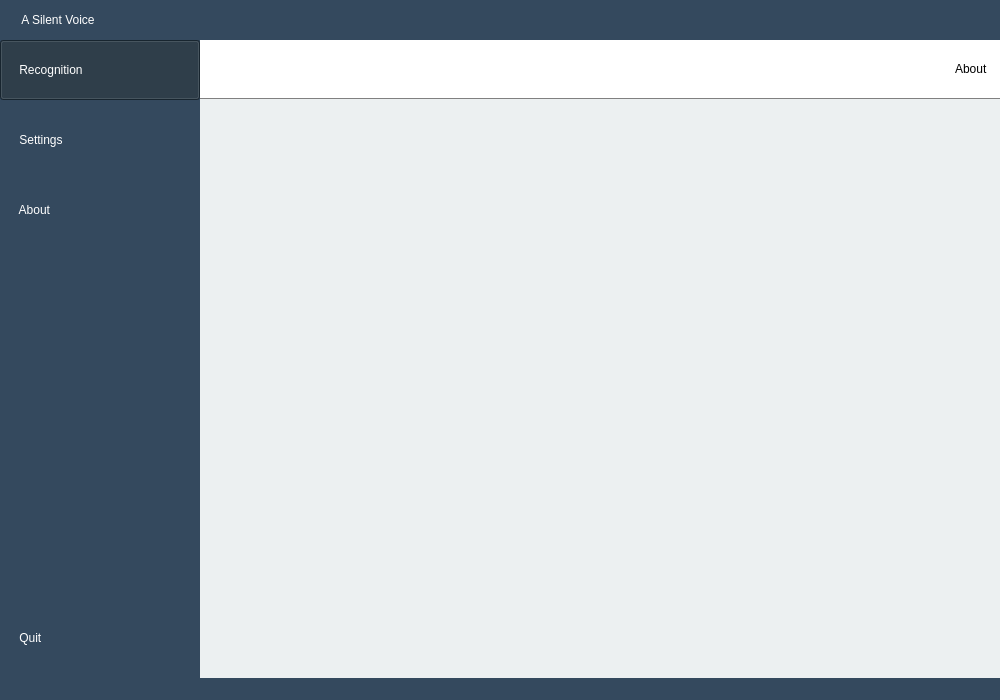
jjjimenez100/A-Silent-Voice, file Modules/UserInterface/main_window.ui: the form before one commit.
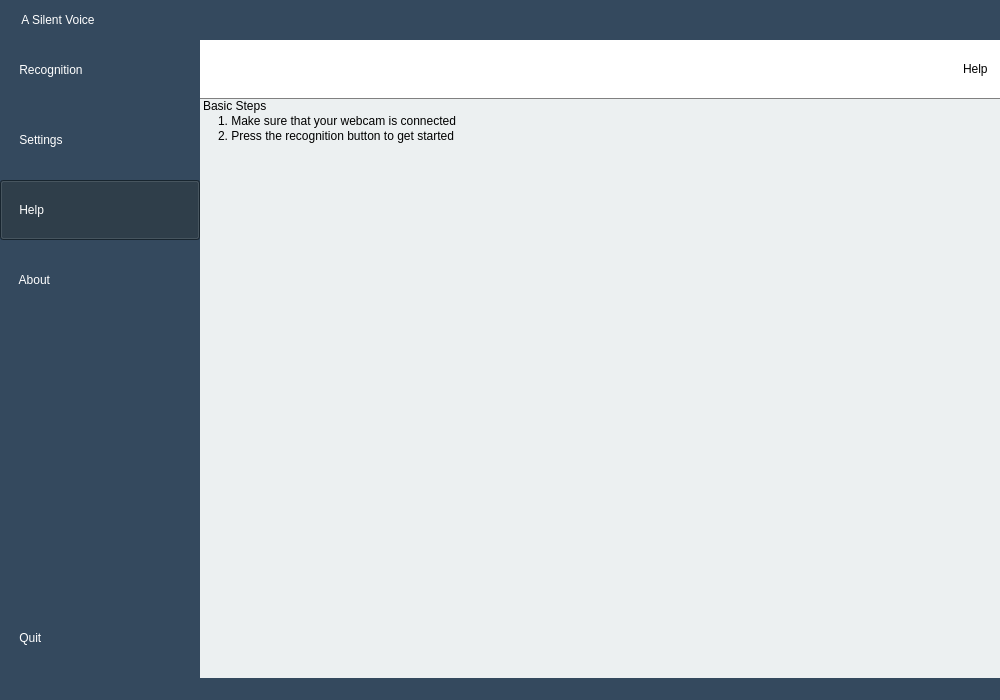
The form after the commit. The open tabs and pages were chosen to show the change. Icons and pictures are not drawn.

The edit to the form file:
```diff
--- a/Modules/UserInterface/main_window.ui
+++ b/Modules/UserInterface/main_window.ui
@@ -282,7 +282,7 @@
              <bool>true</bool>
             </property>
             <property name="checked">
-             <bool>true</bool>
+             <bool>false</bool>
             </property>
             <property name="autoExclusive">
              <bool>true</bool>
@@ -341,6 +341,55 @@
             </property>
            </widget>
           </item>
+          <item>
+           <widget class="QPushButton" name="helpButton">
+            <property name="minimumSize">
+             <size>
+              <width>200</width>
+              <height>60</height>
+             </size>
+            </property>
+            <property name="maximumSize">
+             <size>
+              <width>200</width>
+              <height>60</height>
+             </size>
+            </property>
+            <property name="styleSheet">
+             <string notr="true">color: rgb(255, 255, 255);
+font: 14pt &quot;Trebuchet MS&quot;;
+background-color: rgb(34, 52, 66);
+alternate-background-color: rgb(34, 52, 66);
+Text-align: left;
+padding-left: 15px</string>
+            </property>
+            <property name="text">
+             <string> Help</string>
+            </property>
+            <property name="icon">
+             <iconset resource="iconpack.qrc">
+              <normaloff>:/White Icons/Icons/information.png</normaloff>:/White Icons/Icons/information.png</iconset>
+            </property>
+            <property name="iconSize">
+             <size>
+              <width>35</width>
+              <height>35</height>
+             </size>
+            </property>
+            <property name="checkable">
+             <bool>true</bool>
+            </property>
+            <property name="checked">
+             <bool>true</bool>
+            </property>
+            <property name="autoExclusive">
+             <bool>true</bool>
+            </property>
+            <property name="flat">
+             <bool>true</bool>
+            </property>
+           </widget>
+          </item>
           <item>
            <widget class="QPushButton" name="aboutButton">
             <property name="minimumSize">
@@ -1344,6 +1393,149 @@
               </item>
              </layout>
             </widget>
+            <widget class="QWidget" name="helpPage">
+             <layout class="QVBoxLayout" name="verticalLayout_9">
+              <property name="spacing">
+               <number>0</number>
+              </property>
+              <property name="leftMargin">
+               <number>0</number>
+              </property>
+              <property name="topMargin">
+               <number>0</number>
+              </property>
+              <property name="rightMargin">
+               <number>0</number>
+              </property>
+              <property name="bottomMargin">
+               <number>0</number>
+              </property>
+              <item>
+               <widget class="QFrame" name="horizontalFrame">
+                <property name="minimumSize">
+                 <size>
+                  <width>0</width>
+                  <height>59</height>
+                 </size>
+                </property>
+                <property name="maximumSize">
+                 <size>
+                  <width>16777215</width>
+                  <height>59</height>
+                 </size>
+                </property>
+                <property name="styleSheet">
+                 <string notr="true">border-bottom: 1.3px solid gray;
+background: white;</string>
+                </property>
+                <layout class="QHBoxLayout" name="helpHeader">
+                 <item>
+                  <spacer name="horizontalSpacer_7">
+                   <property name="orientation">
+                    <enum>Qt::Horizontal</enum>
+                   </property>
+                   <property name="sizeHint" stdset="0">
+                    <size>
+                     <width>40</width>
+                     <height>20</height>
+                    </size>
+                   </property>
+                  </spacer>
+                 </item>
+                 <item>
+                  <widget class="QLabel" name="label_21">
+                   <property name="styleSheet">
+                    <string notr="true">border:0</string>
+                   </property>
+                   <property name="text">
+                    <string>&lt;html&gt;&lt;head/&gt;&lt;body&gt;&lt;p&gt;&lt;img src=&quot;:/Black Icons/Icons/help_1.png&quot;/&gt;&lt;/p&gt;&lt;/body&gt;&lt;/html&gt;</string>
+                   </property>
+                  </widget>
+                 </item>
+                 <item>
+                  <widget class="QLabel" name="label_20">
+                   <property name="styleSheet">
+                    <string notr="true">font: 24pt &quot;Trebuchet MS&quot;;
+text-align: right;
+margin-bottom: 1.3px;
+border-bottom: 0px;</string>
+                   </property>
+                   <property name="text">
+                    <string>Help</string>
+                   </property>
+                  </widget>
+                 </item>
+                </layout>
+               </widget>
+              </item>
+              <item>
+               <layout class="QVBoxLayout" name="helpContent">
+                <item>
+                 <widget class="QLabel" name="label_22">
+                  <property name="styleSheet">
+                   <string notr="true">font: 16pt &quot;Trebuchet MS&quot;;
+text-align: right;
+margin-bottom: 1.3px;
+border-bottom: 0px;</string>
+                  </property>
+                  <property name="text">
+                   <string>Basic Steps</string>
+                  </property>
+                 </widget>
+                </item>
+                <item>
+                 <layout class="QHBoxLayout" name="step1">
+                  <item>
+                   <widget class="QLabel" name="label_23">
+                    <property name="styleSheet">
+                     <string notr="true">font: 12pt &quot;Trebuchet MS&quot;;
+margin-left: 15px;
+text-align: right;
+margin-bottom: 1.3px;
+border-bottom: 0px;</string>
+                    </property>
+                    <property name="text">
+                     <string>1. Make sure that your webcam is connected</string>
+                    </property>
+                   </widget>
+                  </item>
+                 </layout>
+                </item>
+                <item>
+                 <layout class="QHBoxLayout" name="step2">
+                  <item>
+                   <widget class="QLabel" name="label_24">
+                    <property name="styleSheet">
+                     <string notr="true">font: 12pt &quot;Trebuchet MS&quot;;
+margin-left: 15px;
+text-align: right;
+margin-bottom: 1.3px;
+border-bottom: 0px;</string>
+                    </property>
+                    <property name="text">
+                     <string>2. Press the recognition button to get started</string>
+                    </property>
+                   </widget>
+                  </item>
+                 </layout>
+                </item>
+                <item>
+                 <spacer name="verticalSpacer_2">
+                  <property name="orientation">
+                   <enum>Qt::Vertical</enum>
+                  </property>
+                  <property name="sizeHint" stdset="0">
+                   <size>
+                    <width>20</width>
+                    <height>40</height>
+                   </size>
+                  </property>
+                 </spacer>
+                </item>
+               </layout>
+              </item>
+             </layout>
+            </widget>
             <widget class="QWidget" name="aboutPage">
              <layout class="QVBoxLayout" name="verticalLayout_5">
               <property name="leftMargin">
@@ -1422,17 +1614,39 @@
                  </widget>
                 </item>
                 <item>
-                 <spacer name="verticalSpacer">
-                  <property name="orientation">
-                   <enum>Qt::Vertical</enum>
+                 <widget class="QScrollArea" name="scrollArea">
+                  <property name="widgetResizable">
+                   <bool>true</bool>
                   </property>
-                  <property name="sizeHint" stdset="0">
-                   <size>
-                    <width>20</width>
-                    <height>40</height>
-                   </size>
-                  </property>
-                 </spacer>
+                  <widget class="QWidget" name="scrollAreaWidgetContents">
+                   <property name="geometry">
+                    <rect>
+                     <x>0</x>
+                     <y>0</y>
+                     <width>765</width>
+                     <height>1106</height>
+                    </rect>
+                   </property>
+                   <layout class="QHBoxLayout" name="horizontalLayout_10">
+                    <item>
+                     <widget class="QLabel" name="aboutLabel">
+                      <property name="styleSheet">
+                       <string notr="true">margin: 20px;</string>
+                      </property>
+                      <property name="text">
+                       <string>&lt;html&gt;&lt;head/&gt;&lt;body&gt;&lt;p align=&quot;center&quot;&gt;&lt;span style=&quot; font-size:28pt; font-weight:600;&quot;&gt;A Silent Voice&lt;/span&gt;&lt;/p&gt;&lt;p align=&quot;center&quot;&gt;&lt;img src=&quot;:/Icon/Icons/app_icon_resized.png&quot;/&gt;&lt;/p&gt;&lt;p align=&quot;center&quot;&gt;&lt;span style=&quot; font-size:14pt;&quot;&gt;An application of Convolutional Neural Networks along with various computer vision algorithms for recognizing American Sign Language. The project serves as an undergraduate thesis of the developers in partial fulfillment of the requirements for the degree of Bachelor of Science in Computer Science at Holy Angel University.&lt;/span&gt;&lt;/p&gt;&lt;p align=&quot;center&quot;&gt;&lt;br/&gt;&lt;/p&gt;&lt;p&gt;&lt;span style=&quot; font-size:20pt; font-weight:600;&quot;&gt;Datasets&lt;/span&gt;&lt;/p&gt;&lt;p&gt;&lt;span style=&quot; font-size:14pt;&quot;&gt;For each gesture, 1200 greyscaled and thresholded images were used to train the model. The developers have decided to flip 1200 of these images to give consideration to both right and left handed users. A total of 2400 images are used per gesture. Datasets are uploaded on google drive as the developers consider them too large to be uploaded on an online repository. &lt;/span&gt;&lt;/p&gt;&lt;p&gt;&lt;br/&gt;&lt;/p&gt;&lt;p&gt;&lt;span style=&quot; font-size:20pt; font-weight:600;&quot;&gt;Developers&lt;/span&gt;&lt;/p&gt;&lt;p&gt;&lt;span style=&quot; font-size:14pt;&quot;&gt;- Diaz, Jericho&lt;/span&gt;&lt;/p&gt;&lt;p&gt;&lt;span style=&quot; font-size:14pt;&quot;&gt;- De Leon, Julius&lt;/span&gt;&lt;/p&gt;&lt;p&gt;&lt;span style=&quot; font-size:14pt;&quot;&gt;- Jimenez, John Joshua&lt;/span&gt;&lt;/p&gt;&lt;p&gt;&lt;span style=&quot; font-size:14pt;&quot;&gt;- Olsen, Ola&lt;/span&gt;&lt;/p&gt;&lt;p&gt;&lt;br/&gt;&lt;/p&gt;&lt;p&gt;&lt;span style=&quot; font-size:20pt; font-weight:600;&quot;&gt;License&lt;/span&gt;&lt;/p&gt;&lt;p&gt;&lt;span style=&quot; font-size:14pt;&quot;&gt;To be updated in the near future.&lt;/span&gt;&lt;/p&gt;&lt;p&gt;&lt;span style=&quot; font-size:20pt; font-weight:600;&quot;&gt;Acknowledgements&lt;/span&gt;&lt;/p&gt;&lt;p&gt;&lt;span style=&quot; font-size:14pt;&quot;&gt;To be updated in the near future.&lt;/span&gt;&lt;/p&gt;&lt;/body&gt;&lt;/html&gt;</string>
+                      </property>
+                      <property name="textFormat">
+                       <enum>Qt::RichText</enum>
+                      </property>
+                      <property name="wordWrap">
+                       <bool>true</bool>
+                      </property>
+                     </widget>
+                    </item>
+                   </layout>
+                  </widget>
+                 </widget>
                 </item>
                </layout>
               </item>
```
Left out of the diff: 34 changed lines with no effect on the pictures.
